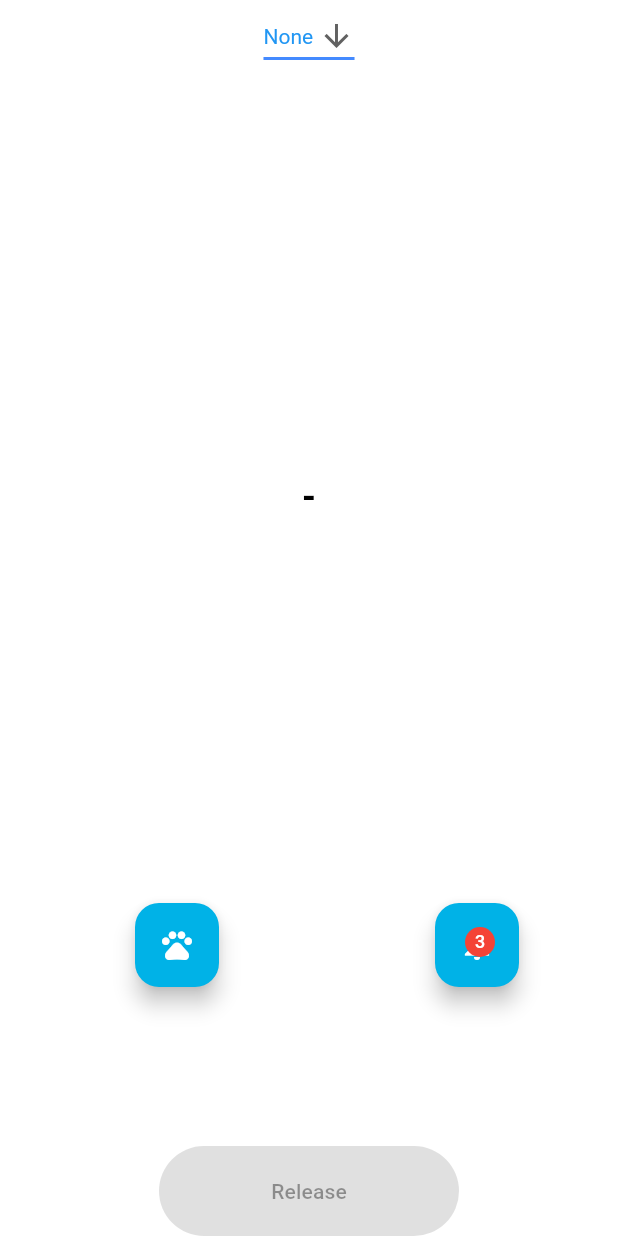
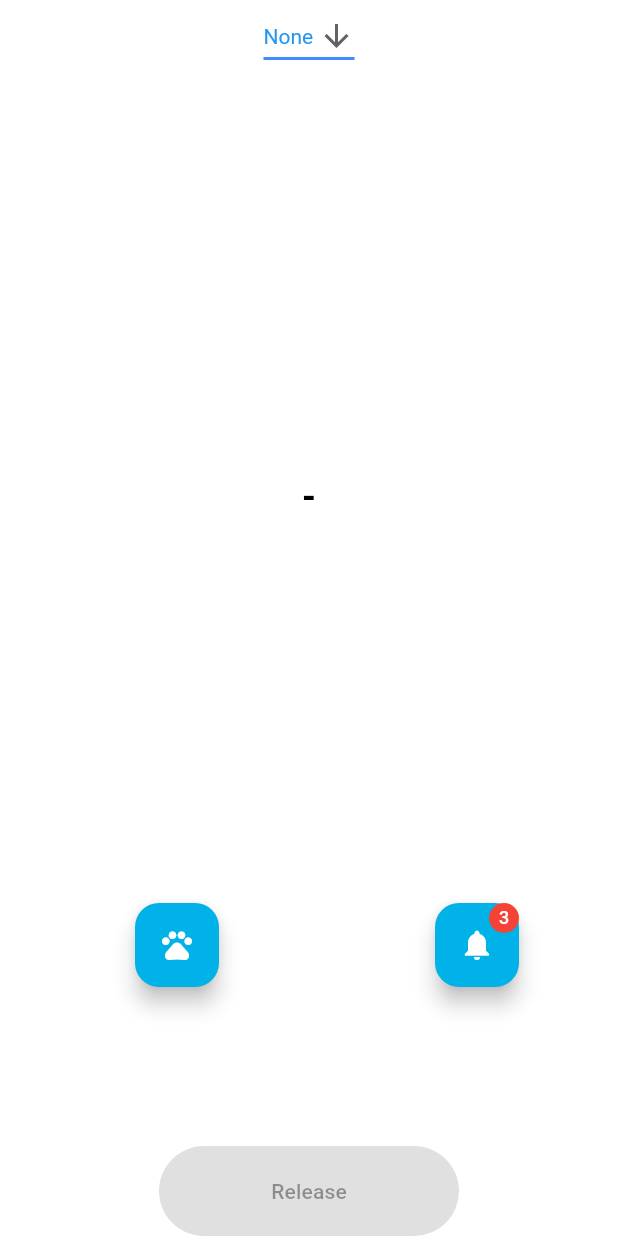
Before and after one commit to connorssullivan/Prairie-Patrol, a Flutter app: the HomeScreen screen opened directly, on a phone screen of 412 x 824 dp. Run offline on Flutter 3.47's test engine with Material 3 defaults, Android fonts, the phone set to English and light mode, and no system bars; our stand-ins replace cloud_firestore, firebase_auth, firebase_core, firebase_database; accounts and stored records are empty.

Commit message:
Okay, NOW actual mockup red badge for the notification button

```diff
--- a/lib/screens/home/views/home_screen.dart
+++ b/lib/screens/home/views/home_screen.dart
@@ -155,21 +155,24 @@ class _HomeScreenState extends State<HomeScreen> {
           Positioned(
             left: screenWidth / 2 + buttonDistance, // Position this button on the right
             bottom: 150, // Align to the same level as the "Release" button
-            child: FloatingActionButton(
+            child: Stack(
+              clipBehavior: Clip.none, // To ensure the CircleAvatar doesn't clip outside
+              children: [
+                // The actual FloatingActionButton
+                FloatingActionButton(
                   onPressed: () {
-                // Navigate to the NotificationScreen
                     Navigator.push(
                       context,
                       MaterialPageRoute(builder: (context) => NotificationScreen()),
                     );
                   },
                   tooltip: 'Go to Notifications',
-              child: Stack(
-                children: [
-                  const Icon(Icons.notifications),
+                  child: const Icon(Icons.notifications),
+                ),
+
                 Positioned(
-                    right: 0,
-                    top: 0,
+                  right: 0, // Align the circle to the right of the button
+                  top: 0, // Align the circle to the top of the button
                   child: CircleAvatar(
                     radius: 10,
                     backgroundColor: Colors.red,
@@ -185,9 +188,9 @@ class _HomeScreenState extends State<HomeScreen> {
               ],
             ),
           ),
-          ),
         ],
       ),
+
     );
   }
 }
```
Also changed, not shown: pubspec.lock, 1 other file. Lines whose indentation alone changed are shown as unchanged.
